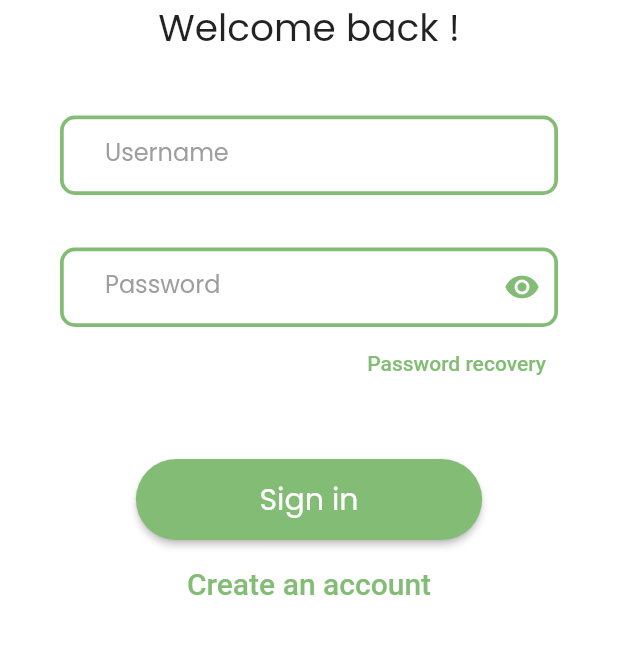
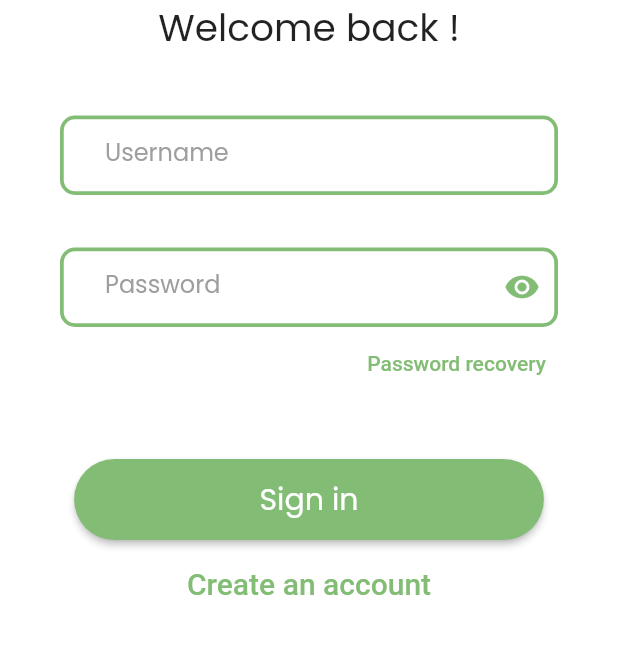
Before and after one commit to Bahaa-eddine-MB/Biom, a Flutter app: the screen it shows after launch, after a tap on "Skip", after a tap on "Sign in", on a phone screen of 412 x 824 dp, the part 375-1029 px from its top. Run offline on Flutter 3.47's test engine with Material 2 defaults, Android fonts, the light colour scheme and no system bars; our stand-ins replace camera, curved_navigation_bar, get, get_it, hexcolor, readmore.

Commit message:
paddings

```diff
--- a/lib/client/pages/Auth/LogingPage.dart
+++ b/lib/client/pages/Auth/LogingPage.dart
@@ -149,7 +149,7 @@ class _LogingPageState extends State<LogingPage> {
                                       vertical: 12,
                                       horizontal:
                                           MediaQuery.of(context).size.width *
-                                              0.2),
+                                              0.3),
                                   shape: RoundedRectangleBorder(
                                       borderRadius: BorderRadius.circular(40))),
                               child: const Text("Sign in",
--- a/lib/client/pages/Auth/SignUpPage.dart
+++ b/lib/client/pages/Auth/SignUpPage.dart
@@ -237,7 +237,7 @@ class _SignUpPageState extends State<SignUpPage> {
                                       vertical: 12,
                                       horizontal:
                                           MediaQuery.of(context).size.width *
-                                              0.2),
+                                              0.3),
                                   shape: RoundedRectangleBorder(
                                       borderRadius: BorderRadius.circular(40))),
                               child: const Text("Sign up",
--- a/lib/client/pages/Getting Started/OnboardingPage.dart
+++ b/lib/client/pages/Getting Started/OnboardingPage.dart
@@ -30,7 +30,8 @@ class _OnboardingPageState extends State<OnboardingPage> {
 
   @override
   Widget build(BuildContext context) {
-    return Scaffold(
+    return SafeArea(
+      child: Scaffold(
         body: PageView.builder(
           controller: _controller,
           itemCount: 3,
@@ -197,6 +198,7 @@ class _OnboardingPageState extends State<OnboardingPage> {
             );
           },
         ),
+      ),
     );
   }
 }
--- a/lib/client/pages/Home/HomePage.dart
+++ b/lib/client/pages/Home/HomePage.dart
@@ -16,10 +16,12 @@ class _HomePageState extends State<HomePage> {
   int current = 0;
   @override
   Widget build(BuildContext context) {
-    return Scaffold(
+    return SafeArea(
+      child: Scaffold(
         body: getSelectedPage(index: current),
         bottomNavigationBar: Container(
           decoration: BoxDecoration(
+
             color: Colors.transparent,
             boxShadow: [
               BoxShadow(
@@ -31,6 +33,7 @@ class _HomePageState extends State<HomePage> {
             ],
           ),
           child: CurvedNavigationBar(
+
             color: Colors.white,
             onTap: (index) {
               setState(() {
@@ -66,6 +69,7 @@ class _HomePageState extends State<HomePage> {
             backgroundColor: Colors.transparent,
           ),
         ),
+      ),
     );
   }
 
--- a/lib/client/pages/Home/Plant/CameraScreen.dart
+++ b/lib/client/pages/Home/Plant/CameraScreen.dart
@@ -56,7 +56,8 @@ class _MainScreenState extends State<MainScreen> {
   @override
   Widget build(BuildContext context) {
     if (init) {
-      return Scaffold(
+      return SafeArea(
+        child: Scaffold(
           body: Stack(
             children: [
               Positioned.fill(
@@ -170,6 +171,7 @@ class _MainScreenState extends State<MainScreen> {
               ),
             ],
           ),
+        ),
       );
     } else {
       return Scaffold(
--- a/lib/client/pages/Home/Plant/PlantsPage.dart
+++ b/lib/client/pages/Home/Plant/PlantsPage.dart
@@ -34,6 +34,7 @@ class _PlantsPageState extends State<PlantsPage> with TickerProviderStateMixin {
   Widget build(BuildContext context) {
     return Scaffold(
       appBar: AppBar(
+
         leadingWidth: 0,
         leading: const SizedBox(),
         backgroundColor: Colors.transparent,
@@ -43,7 +44,7 @@ class _PlantsPageState extends State<PlantsPage> with TickerProviderStateMixin {
         ),
         actions: <Widget>[
          Padding(
-           padding: const EdgeInsets.only(right:20.0),
+           padding: const EdgeInsets.only(right:20),
            child: InkWell(
             borderRadius: BorderRadius.circular(50),
             onTap: (){
--- a/lib/client/pages/Home/Plant/ResultFail.dart
+++ b/lib/client/pages/Home/Plant/ResultFail.dart
@@ -12,7 +12,8 @@ class ResultFail extends StatefulWidget {
 class _ResultFail extends State<ResultFail> {
   @override
   Widget build(BuildContext context) {
-    return Scaffold(
+    return SafeArea(
+      child: Scaffold(
         body: Container(
             decoration: const BoxDecoration(
               image: DecorationImage(
@@ -119,6 +120,7 @@ class _ResultFail extends State<ResultFail> {
                 )
               ],
             )),
+      ),
     );
   }
 }
--- a/lib/client/pages/Home/Plant/ScanResultPage.dart
+++ b/lib/client/pages/Home/Plant/ScanResultPage.dart
@@ -28,7 +28,8 @@ class _ScanResult extends State<ScanResult> with TickerProviderStateMixin {
 
   @override
   Widget build(BuildContext context) {
-    return Scaffold(
+    return SafeArea(
+      child: Scaffold(
         body: Container(
             decoration: const BoxDecoration(
               image: DecorationImage(
@@ -117,6 +118,7 @@ class _ScanResult extends State<ScanResult> with TickerProviderStateMixin {
                 ),
               ],
             )),
+      ),
     );
   }
 }
--- a/lib/client/pages/Home/mapScree.dart
+++ b/lib/client/pages/Home/mapScree.dart
@@ -16,7 +16,8 @@ class _MapScreenState extends State<MapScreen> {
   late String name1, name2, name3, name4, name5;
   @override
   Widget build(BuildContext context) {
-    return Scaffold(
+    return SafeArea(
+      child: Scaffold(
         body: Stack(
           // alignment: Alignment.center,
           children: [
@@ -144,6 +145,7 @@ class _MapScreenState extends State<MapScreen> {
                     child: Image.asset("images/icons/Icon3.png"))),
           ],
         ),
+      ),
     );
   }
 }
```
Also changed, not shown: lib/client/pages/Home/Plant/PlantInfo.dart (+7 -4 lines). Lines whose indentation alone changed are shown as unchanged.
